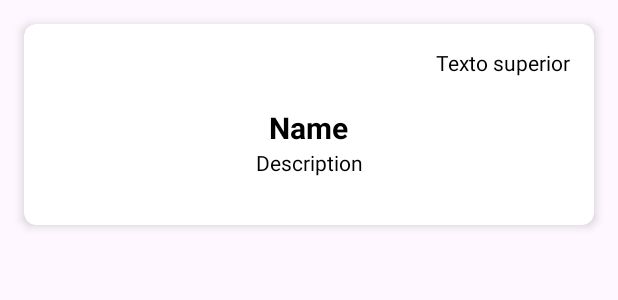
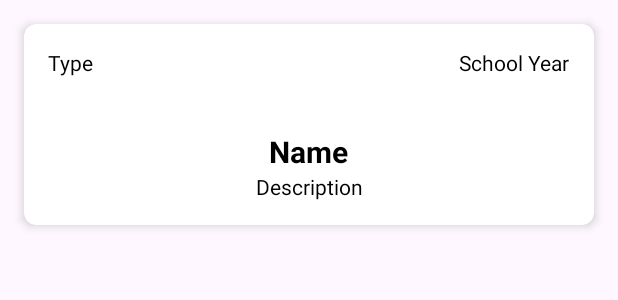
Before and after one commit to InakiSebastian/4V_ODS, an Android app: the layout item_iniciative.xml on its own in the app's theme, with its tools: preview values and no code run, on a phone screen of 412 x 824 dp. Shown: the top 300 px of the screen. Run offline under Robolectric (Android 15) with nearby library versions, the light colour scheme and no system bars.

```diff
--- a/ANDROID_4VODS/app/src/main/java/com/javierprado/android_4vods/adapters/DataAdapter.java
+++ b/ANDROID_4VODS/app/src/main/java/com/javierprado/android_4vods/adapters/DataAdapter.java
@@ -48,6 +48,7 @@ public class DataAdapter extends RecyclerView.Adapter<DataAdapter.DataHolder> {
 
     public class DataHolder extends RecyclerView.ViewHolder {
         TextView txtSchoolYear;
+        TextView txtType;
         TextView txtName;
         TextView txtDescription;
         FlexboxLayout imageContainer;
@@ -55,6 +56,7 @@ public class DataAdapter extends RecyclerView.Adapter<DataAdapter.DataHolder> {
         public DataHolder(@NonNull View itemView) {
             super(itemView);
             txtSchoolYear = (TextView) itemView.findViewById(R.id.txtSchoolYear);
+            txtType = (TextView) itemView.findViewById(R.id.txtType);
             txtName = (TextView) itemView.findViewById(R.id.txtName);
             txtDescription = (TextView) itemView.findViewById(R.id.txtDescription);
             imageContainer = (FlexboxLayout) itemView.findViewById(R.id.imageContainer);
@@ -62,6 +64,7 @@ public class DataAdapter extends RecyclerView.Adapter<DataAdapter.DataHolder> {
 
         public void assignData(IniciativeCard iniciative,final OnItemClickListener onItemClickListener) {
             txtSchoolYear.setText(iniciative.getSchool_year());
+            txtType.setText(iniciative.getType());
             txtName.setText(iniciative.getName());
             txtDescription.setText(iniciative.getDescription());
             List<Integer> imageIds = Arrays.asList(R.drawable.ods1, R.drawable.ods2, R.drawable.ods3, R.drawable.ods4, R.drawable.ods5, R.drawable.ods6, R.drawable.ods7, R.drawable.ods8, R.drawable.ods9, R.drawable.ods10, R.drawable.ods11, R.drawable.ods12, R.drawable.ods13, R.drawable.ods14, R.drawable.ods15, R.drawable.ods16, R.drawable.ods17);            List<Integer> odss = iniciative.getOdss();
@@ -94,4 +97,5 @@ public class DataAdapter extends RecyclerView.Adapter<DataAdapter.DataHolder> {
     public interface OnItemClickListener{
         void onItemClick(int id);
     }
+
 }
--- a/ANDROID_4VODS/app/src/main/res/layout/activity_main.xml
+++ b/ANDROID_4VODS/app/src/main/res/layout/activity_main.xml
@@ -25,7 +25,8 @@
         <androidx.recyclerview.widget.RecyclerView
             android:id="@+id/recyclerView"
             android:layout_width="match_parent"
-            android:layout_height="wrap_content"
+            android:layout_height="match_parent"
+            android:layout_marginTop="72dp"
             app:layout_constraintStart_toStartOf="parent"
             app:layout_constraintTop_toBottomOf="@+id/search" />
 
@@ -37,4 +38,5 @@
             app:layout_constraintStart_toEndOf="@+id/search"
             app:layout_constraintTop_toTopOf="parent" />
 
+
 </androidx.constraintlayout.widget.ConstraintLayout>
--- a/ANDROID_4VODS/app/src/main/res/layout/item_iniciative.xml
+++ b/ANDROID_4VODS/app/src/main/res/layout/item_iniciative.xml
@@ -19,17 +19,35 @@
         <LinearLayout
             android:layout_width="match_parent"
             android:layout_height="wrap_content"
-            android:orientation="vertical"
-            android:padding="16dp">
+            android:orientation="vertical">
 
-            <TextView
-                android:id="@+id/txtSchoolYear"
-                android:layout_width="wrap_content"
+            <LinearLayout
+                android:layout_width="match_parent"
                 android:layout_height="wrap_content"
-                android:text="Texto superior"
-                android:textSize="14sp"
-                android:textColor="@android:color/black"
-                android:layout_gravity="end"/>
+                android:orientation="horizontal"
+                android:padding="16dp">
+
+                <TextView
+                    android:id="@+id/txtType"
+                    android:layout_width="wrap_content"
+                    android:layout_height="wrap_content"
+                    android:layout_gravity="start"
+                    android:text="Type"
+                    android:textColor="@android:color/black"
+                    android:textSize="14sp"
+                    android:layout_weight="1"/>
+
+                <TextView
+                    android:id="@+id/txtSchoolYear"
+                    android:layout_width="wrap_content"
+                    android:layout_height="wrap_content"
+                    android:layout_gravity="end"
+                    android:text="School Year"
+                    android:textColor="@android:color/black"
+                    android:textSize="14sp" />
+
+            </LinearLayout>
+
 
             <LinearLayout
                 android:layout_width="match_parent"
```
Also changed, not shown: ANDROID_4VODS/app/src/main/java/com/javierprado/android_4vods/activities/MainActivity.java (+116 -19 lines), ANDROID_4VODS/app/src/main/java/com/javierprado/android_4vods/adapters/SpinnerAdapter.java (added, +45 -0 lines), ANDROID_4VODS/app/src/main/java/com/javierprado/android_4vods/models/IniciativeCard.java (+11 -1 lines), ANDROID_4VODS/app/src/main/res/layout/spinner_item.xml (added, +7 -0 lines).
